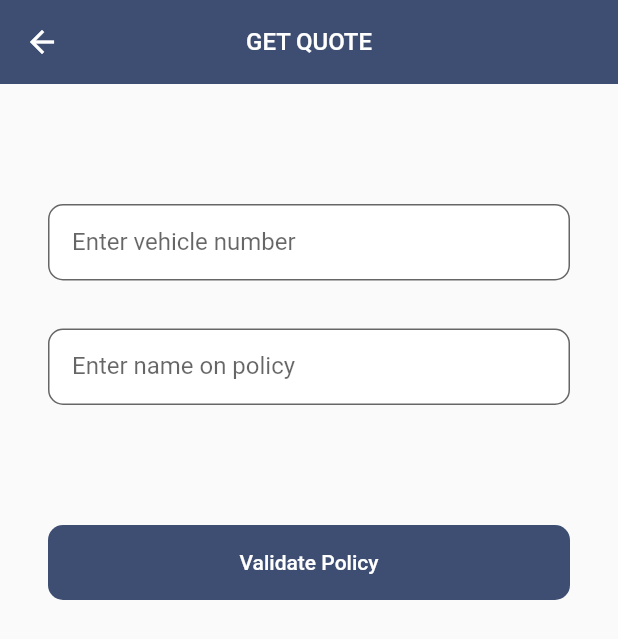
After one commit to bright2kwame/providence_app, a Flutter app: the PolicyQuoteScreen screen opened directly, on a phone screen of 412 x 824 dp. The commit adds this screen. Shown: the top 639 px of the screen. Run offline on Flutter 3.47's test engine with Material 2 defaults, Android fonts, the phone set to English and light mode, and no system bars; our stand-ins replace carousel_slider; missing offline and left inert: sqfentity_gen.

Commit message:
added quote page

```diff
--- a/lib/home/home_tab_screen.dart
+++ b/lib/home/home_tab_screen.dart
@@ -71,7 +71,7 @@ class _HomeTabScreenState extends State<HomeTabScreen> {
             label: 'Profile',
           ),
           BottomNavigationBarItem(
-            icon: new Icon(Icons.home_outlined),
+            icon: new Icon(Icons.other_houses_outlined),
             label: 'Home',
           ),
           BottomNavigationBarItem(
--- a/lib/main.dart
+++ b/lib/main.dart
@@ -23,6 +23,7 @@ class MyApp extends StatelessWidget {
       theme: ThemeData(
         primarySwatch: Colors.blue,
       ),
+      debugShowCheckedModeBanner: false,
       home: SplashPage(),
     );
   }
--- a/lib/onboarding/splash_screen.dart
+++ b/lib/onboarding/splash_screen.dart
@@ -34,7 +34,9 @@ class _SplashPageState extends State<SplashPage> {
                 height: 100,
               )),
           Expanded(
-            child: Container(),
+            child: Container(
+
+            ),
           ),
           Row(
             children: [
--- /dev/null
+++ b/lib/policy/policy_quote.dart
@@ -0,0 +1,117 @@
+import 'package:flutter/material.dart';
+import 'package:provident_insurance/constants/color.dart';
+import 'package:provident_insurance/util/widget_helper.dart';
+import 'package:provident_insurance/util/input_decorator.dart';
+import 'package:provident_insurance/util/validator.dart';
+import 'package:provident_insurance/constants/text_constant.dart';
+import '../constants/image_resource.dart';
+
+class PolicyQuoteScreen extends StatefulWidget {
+  @override
+  State<StatefulWidget> createState() {
+    return _PolicyQuoteScreenState();
+  }
+}
+
+class _PolicyQuoteScreenState extends State<PolicyQuoteScreen> {
+  TextEditingController _vehicleNumberController = new TextEditingController();
+  TextEditingController _nameOfPolicyController = new TextEditingController();
+  var _isLoading = false;
+  FocusNode _focusVehicleNumber = new FocusNode();
+  FocusNode _focusNameOnPolicy = new FocusNode();
+  String _vehicleNumber = "";
+  String _nameOnPolicy = "";
+
+  void _startCheck() {
+    this._vehicleNumber = this._vehicleNumberController.text.trim();
+    this._nameOnPolicy = this._nameOfPolicyController.text.trim();
+
+    if (this._nameOnPolicy.isEmpty || this._vehicleNumber.isEmpty) {
+      print("Nothing");
+    }
+
+    setState(() {
+      this._isLoading = true;
+    });
+  }
+
+  @override
+  Widget build(BuildContext context) {
+    return Scaffold(
+      appBar: AppBar(
+        title: Text(
+          "GET QUOTE",
+          style: WidgetHelper.textStyle16AcensWhite,
+        ),
+        backgroundColor: secondaryColor,
+        centerTitle: true,
+        elevation: 0,
+      ),
+      body: _buildMainContentView(context),
+    );
+  }
+
+  Widget _buildMainContentView(context) {
+    return new SafeArea(
+        child: new Container(
+      child: new SingleChildScrollView(
+        child: new Column(
+          crossAxisAlignment: CrossAxisAlignment.stretch,
+          mainAxisAlignment: MainAxisAlignment.end,
+          children: <Widget>[
+            Padding(padding: EdgeInsets.all(32)),
+            Padding(
+              padding: EdgeInsets.symmetric(
+                horizontal: 32,
+                vertical: 16,
+              ),
+              child: TextFormField(
+                maxLines: 1,
+                textInputAction: TextInputAction.next,
+                keyboardType: TextInputType.text,
+                style: WidgetHelper.textStyle16,
+                textAlign: TextAlign.left,
+                onFieldSubmitted: (String value) {
+                  _focusVehicleNumber.unfocus();
+                },
+                validator: (val) => Validator().validateName(val!),
+                onSaved: (val) => this._vehicleNumber = val!,
+                controller: this._vehicleNumberController,
+                decoration:
+                    AppInputDecorator.boxDecorate("Enter vehicle number"),
+              ),
+            ),
+            Padding(
+              padding: EdgeInsets.symmetric(horizontal: 32, vertical: 16),
+              child: TextFormField(
+                maxLines: 1,
+                textInputAction: TextInputAction.next,
+                keyboardType: TextInputType.text,
+                style: WidgetHelper.textStyle16,
+                textAlign: TextAlign.left,
+                onFieldSubmitted: (String value) {
+                  _focusNameOnPolicy.unfocus();
+                },
+                validator: (val) => Validator().validateName(val!),
+                onSaved: (val) => this._nameOnPolicy = val!,
+                controller: this._nameOfPolicyController,
+                decoration:
+                    AppInputDecorator.boxDecorate("Enter name on policy"),
+              ),
+            ),
+            Padding(
+              padding: EdgeInsets.only(top: 64, left: 32, right: 32),
+              child: TextButton(
+                style: WidgetHelper.raisedButtonStyle,
+                onPressed: () {
+                  this._startCheck();
+                },
+                child: Text('Validate Policy'),
+              ),
+            ),
+          ],
+        ),
+      ),
+    ));
+  }
+}
```
Also changed, not shown: lib/home/card_item.dart (+84 -1 lines), lib/home/drawer_menu_screen.dart (+18 -17 lines), lib/home/home_screen.dart (+42 -6 lines), lib/home/profile_screen.dart (+33 -11 lines), lib/home/settings_screen.dart (+15 -21 lines), lib/onboarding/login_screen.dart (+6 -3 lines), lib/onboarding/register_screen.dart (+18 -12 lines), lib/policy/add_policy_screen.dart (added, +117 -0 lines), lib/policy/policies_screen.dart (added, +206 -0 lines), pubspec.yaml (+6 -7 lines), pubspec.lock.
